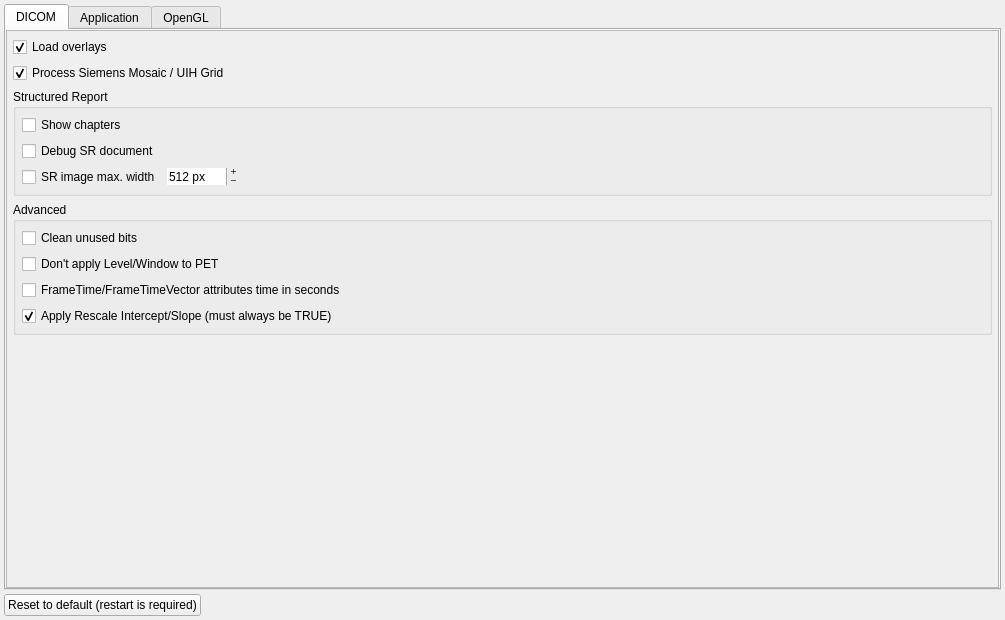
Old version of the form alizams/GUI/settingswidget.ui in the repository AlizaMedicalImaging/AlizaMS.
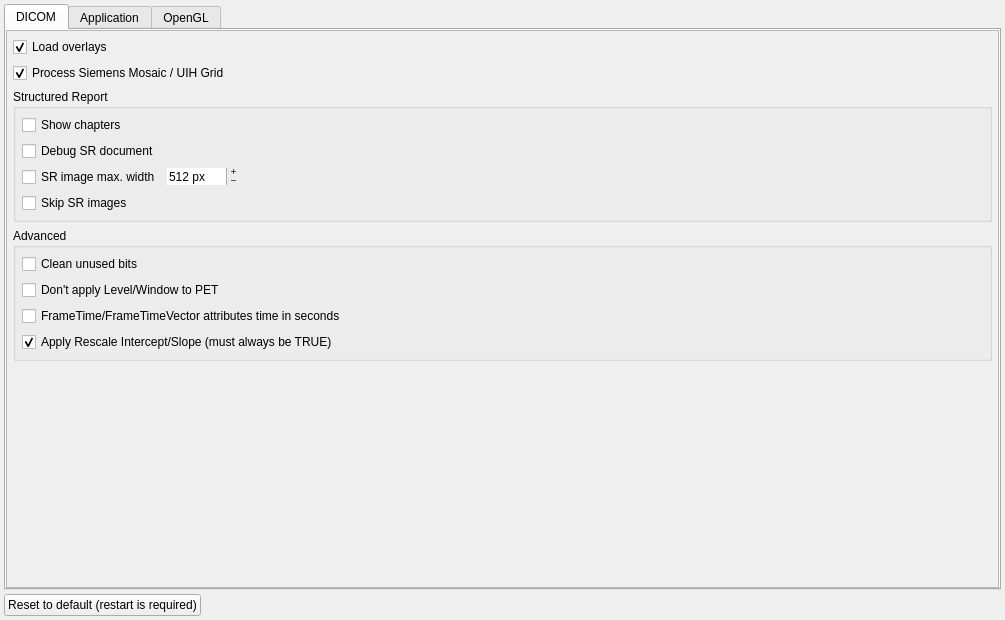
New version of the form.

Patch:
```diff
--- a/alizams/GUI/settingswidget.ui
+++ b/alizams/GUI/settingswidget.ui
@@ -209,6 +209,22 @@
                 </item>
                </layout>
               </item>
+              <item>
+               <widget class="QCheckBox" name="srskipimage_checkBox">
+                <property name="sizePolicy">
+                 <sizepolicy hsizetype="Expanding" vsizetype="Fixed">
+                  <horstretch>0</horstretch>
+                  <verstretch>0</verstretch>
+                 </sizepolicy>
+                </property>
+                <property name="toolTip">
+                 <string>&lt;html&gt;&lt;head/&gt;&lt;body&gt;&lt;p&gt;Skip SR images&lt;/p&gt;&lt;/body&gt;&lt;/html&gt;</string>
+                </property>
+                <property name="text">
+                 <string>Skip SR images</string>
+                </property>
+               </widget>
+              </item>
              </layout>
             </widget>
            </item>
```
Left out of the diff: 9 changed lines with no effect on the pictures.
